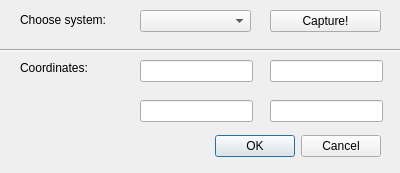
Above: map_corners_coordinates_dialog_base.ui from ctu-geoforall-lab/qgis-map-coords-plugin before the change. Below: the same form after it.
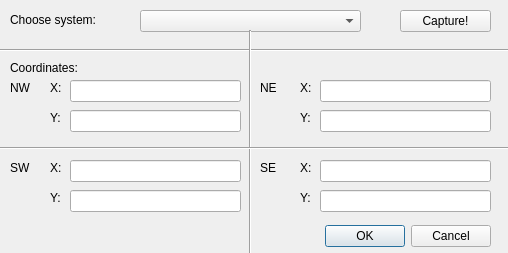
That is the form after the change.

Commit message: New functionality-coordinates of canvas corners.

Patch:
```diff
--- a/map_corners_coordinates_dialog_base.ui
+++ b/map_corners_coordinates_dialog_base.ui
@@ -6,8 +6,8 @@
    <rect>
     <x>0</x>
     <y>0</y>
-    <width>400</width>
-    <height>173</height>
+    <width>508</width>
+    <height>253</height>
    </rect>
   </property>
   <property name="windowTitle">
@@ -16,8 +16,8 @@
   <widget class="QDialogButtonBox" name="button_box">
    <property name="geometry">
     <rect>
-     <x>40</x>
-     <y>130</y>
+     <x>150</x>
+     <y>220</y>
      <width>341</width>
      <height>32</height>
     </rect>
@@ -34,7 +34,7 @@
     <rect>
      <x>140</x>
      <y>10</y>
-     <width>111</width>
+     <width>221</width>
      <height>22</height>
     </rect>
    </property>
@@ -42,7 +42,7 @@
   <widget class="QLabel" name="label">
    <property name="geometry">
     <rect>
-     <x>20</x>
+     <x>10</x>
      <y>10</y>
      <width>111</width>
      <height>20</height>
@@ -55,9 +55,9 @@
   <widget class="QLineEdit" name="coor_NW">
    <property name="geometry">
     <rect>
-     <x>140</x>
-     <y>60</y>
-     <width>113</width>
+     <x>70</x>
+     <y>80</y>
+     <width>171</width>
      <height>22</height>
     </rect>
    </property>
@@ -65,9 +65,9 @@
   <widget class="QLineEdit" name="coor_NE">
    <property name="geometry">
     <rect>
-     <x>270</x>
-     <y>60</y>
-     <width>113</width>
+     <x>320</x>
+     <y>110</y>
+     <width>171</width>
      <height>22</height>
     </rect>
    </property>
@@ -75,9 +75,9 @@
   <widget class="QLineEdit" name="coor_SW">
    <property name="geometry">
     <rect>
-     <x>140</x>
-     <y>100</y>
-     <width>113</width>
+     <x>70</x>
+     <y>110</y>
+     <width>171</width>
      <height>22</height>
     </rect>
    </property>
@@ -85,9 +85,9 @@
   <widget class="QLineEdit" name="coor_SE">
    <property name="geometry">
     <rect>
-     <x>270</x>
-     <y>100</y>
-     <width>113</width>
+     <x>320</x>
+     <y>80</y>
+     <width>171</width>
      <height>22</height>
     </rect>
    </property>
@@ -95,7 +95,7 @@
   <widget class="QLabel" name="label_2">
    <property name="geometry">
     <rect>
-     <x>20</x>
+     <x>10</x>
      <y>60</y>
      <width>91</width>
      <height>16</height>
@@ -110,7 +110,7 @@
     <rect>
      <x>0</x>
      <y>40</y>
-     <width>401</width>
+     <width>511</width>
      <height>20</height>
     </rect>
    </property>
@@ -121,9 +121,9 @@
   <widget class="QPushButton" name="pushButton">
    <property name="geometry">
     <rect>
-     <x>270</x>
+     <x>400</x>
      <y>10</y>
-     <width>111</width>
+     <width>91</width>
      <height>22</height>
     </rect>
    </property>
@@ -131,6 +131,228 @@
     <string>Capture!</string>
    </property>
   </widget>
+  <widget class="QLabel" name="label_3">
+   <property name="geometry">
+    <rect>
+     <x>10</x>
+     <y>80</y>
+     <width>21</width>
+     <height>16</height>
+    </rect>
+   </property>
+   <property name="text">
+    <string>NW</string>
+   </property>
+  </widget>
+  <widget class="QLabel" name="label_4">
+   <property name="geometry">
+    <rect>
+     <x>50</x>
+     <y>80</y>
+     <width>21</width>
+     <height>16</height>
+    </rect>
+   </property>
+   <property name="text">
+    <string>X:</string>
+   </property>
+  </widget>
+  <widget class="QLabel" name="label_5">
+   <property name="geometry">
+    <rect>
+     <x>50</x>
+     <y>110</y>
+     <width>16</width>
+     <height>16</height>
+    </rect>
+   </property>
+   <property name="text">
+    <string>Y:</string>
+   </property>
+  </widget>
+  <widget class="QLabel" name="label_6">
+   <property name="geometry">
+    <rect>
+     <x>260</x>
+     <y>80</y>
+     <width>21</width>
+     <height>16</height>
+    </rect>
+   </property>
+   <property name="text">
+    <string>NE</string>
+   </property>
+  </widget>
+  <widget class="QLabel" name="label_7">
+   <property name="geometry">
+    <rect>
+     <x>300</x>
+     <y>80</y>
+     <width>21</width>
+     <height>16</height>
+    </rect>
+   </property>
+   <property name="text">
+    <string>X:</string>
+   </property>
+  </widget>
+  <widget class="Line" name="line_2">
+   <property name="geometry">
+    <rect>
+     <x>240</x>
+     <y>30</y>
+     <width>20</width>
+     <height>261</height>
+    </rect>
+   </property>
+   <property name="orientation">
+    <enum>Qt::Vertical</enum>
+   </property>
+  </widget>
+  <widget class="Line" name="line_3">
+   <property name="geometry">
+    <rect>
+     <x>0</x>
+     <y>140</y>
+     <width>511</width>
+     <height>16</height>
+    </rect>
+   </property>
+   <property name="orientation">
+    <enum>Qt::Horizontal</enum>
+   </property>
+  </widget>
+  <widget class="QLabel" name="label_8">
+   <property name="geometry">
+    <rect>
+     <x>300</x>
+     <y>110</y>
+     <width>16</width>
+     <height>16</height>
+    </rect>
+   </property>
+   <property name="text">
+    <string>Y:</string>
+   </property>
+  </widget>
+  <widget class="QLabel" name="label_9">
+   <property name="geometry">
+    <rect>
+     <x>10</x>
+     <y>160</y>
+     <width>21</width>
+     <height>16</height>
+    </rect>
+   </property>
+   <property name="text">
+    <string>SW</string>
+   </property>
+  </widget>
+  <widget class="QLabel" name="label_10">
+   <property name="geometry">
+    <rect>
+     <x>50</x>
+     <y>160</y>
+     <width>16</width>
+     <height>16</height>
+    </rect>
+   </property>
+   <property name="text">
+    <string>X:</string>
+   </property>
+  </widget>
+  <widget class="QLabel" name="label_11">
+   <property name="geometry">
+    <rect>
+     <x>50</x>
+     <y>190</y>
+     <width>16</width>
+     <height>16</height>
+    </rect>
+   </property>
+   <property name="text">
+    <string>Y:</string>
+   </property>
+  </widget>
+  <widget class="QLabel" name="label_12">
+   <property name="geometry">
+    <rect>
+     <x>300</x>
+     <y>190</y>
+     <width>16</width>
+     <height>16</height>
+    </rect>
+   </property>
+   <property name="text">
+    <string>Y:</string>
+   </property>
+  </widget>
+  <widget class="QLabel" name="label_13">
+   <property name="geometry">
+    <rect>
+     <x>260</x>
+     <y>160</y>
+     <width>21</width>
+     <height>16</height>
+    </rect>
+   </property>
+   <property name="text">
+    <string>SE</string>
+   </property>
+  </widget>
+  <widget class="QLabel" name="label_14">
+   <property name="geometry">
+    <rect>
+     <x>300</x>
+     <y>160</y>
+     <width>21</width>
+     <height>16</height>
+    </rect>
+   </property>
+   <property name="text">
+    <string>X:</string>
+   </property>
+  </widget>
+  <widget class="QLineEdit" name="coor_SWX">
+   <property name="geometry">
+    <rect>
+     <x>70</x>
+     <y>160</y>
+     <width>171</width>
+     <height>22</height>
+    </rect>
+   </property>
+  </widget>
+  <widget class="QLineEdit" name="coor_SWY">
+   <property name="geometry">
+    <rect>
+     <x>70</x>
+     <y>190</y>
+     <width>171</width>
+     <height>22</height>
+    </rect>
+   </property>
+  </widget>
+  <widget class="QLineEdit" name="coor_SEX">
+   <property name="geometry">
+    <rect>
+     <x>320</x>
+     <y>160</y>
+     <width>171</width>
+     <height>22</height>
+    </rect>
+   </property>
+  </widget>
+  <widget class="QLineEdit" name="coor_SEY">
+   <property name="geometry">
+    <rect>
+     <x>320</x>
+     <y>190</y>
+     <width>171</width>
+     <height>22</height>
+    </rect>
+   </property>
+  </widget>
  </widget>
  <resources/>
  <connections>
```
Left out of the diff: 8 changed lines with no effect on the pictures. The commit also changes 1 other file.
